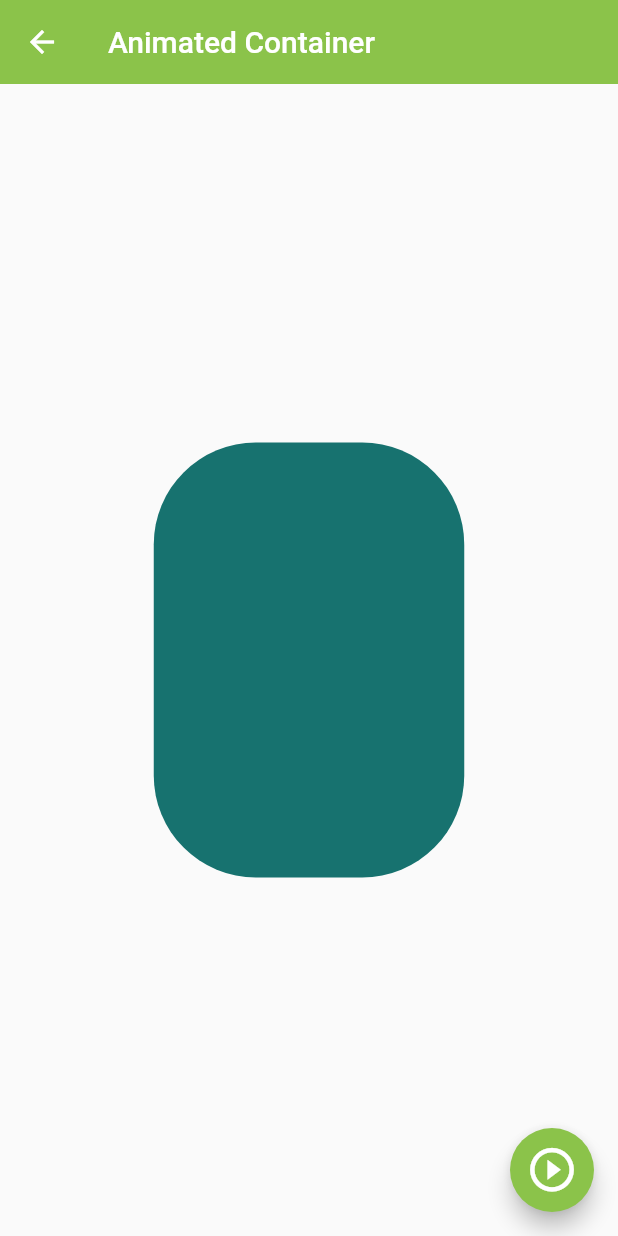
After one commit to Filohz/componentes, a Flutter app: the AnimatedScreen screen opened by its route, after a tap on the "play circle outline" icon, on a phone screen of 412 x 824 dp. The commit adds this screen. Run offline on Flutter 3.47's test engine with Material 2 defaults, Android fonts, the phone set to English and light mode, and no system bars.

Commit message:
add animetd container and update routes

```diff
--- a/lib/router/app_routes.dart
+++ b/lib/router/app_routes.dart
@@ -6,15 +6,17 @@
   static const initialRoute = 'home';
 
   static final menuOptions = <MenuOption>[
-    MenuOption(route: 'home',name: 'Home',icon: Icons.home,screen: const HomeScreen()),
     MenuOption(route: 'listview',name: 'Listview',icon: Icons.list_alt,screen: const Listview2Screen()),
     MenuOption(route: 'alert',name: 'Alert',icon: Icons.warning_amber_rounded,screen: const AlertScreen()),
     MenuOption(route: 'card',name: 'Card',icon: Icons.card_membership,screen: const CardScreen()),
     MenuOption(route: 'avatar',name: 'Avatar',icon: Icons.supervised_user_circle,screen: const AvatarScreen()),
+    MenuOption(route: 'animated',name: 'Animated',icon: Icons.animation_sharp,screen: const AnimatedScreen()),
   ];
 
   static Map<String, Widget Function(BuildContext)> getAppRoutes() {
     Map<String, Widget Function(BuildContext)> appRoutes = {};
+    appRoutes.addAll({'home':(BuildContext context) =>const HomeScreen() });
+
     for (var option in menuOptions) {
       appRoutes.addAll({option.route: (BuildContext context) => option.screen});
     }
--- /dev/null
+++ b/lib/screens/animated_screen.dart
@@ -0,0 +1,59 @@
+import 'dart:math';
+
+import 'package:flutter/material.dart';
+
+class AnimatedScreen extends StatefulWidget {
+  const AnimatedScreen({Key? key}) : super(key: key);
+
+  @override
+  State<AnimatedScreen> createState() => _AnimatedScreenState();
+}
+
+class _AnimatedScreenState extends State<AnimatedScreen> {
+  double _width = 50.0;
+  double _height = 50.0;
+  Color _color = Colors.red;
+  BorderRadiusGeometry _borderRadius = BorderRadius.circular(20);
+
+  void changeShape() {
+    final random = Random();
+    _height = random.nextInt(300).toDouble() + 70;
+    _width = random.nextInt(300).toDouble() + 70;
+    _color = Color.fromRGBO(
+      random.nextInt(255),
+      random.nextInt(255),
+      random.nextInt(255),
+      1,
+    );
+    _borderRadius = BorderRadius.circular(random.nextInt(100).toDouble() + 10);
+    setState(() {});
+  }
+
+  @override
+  Widget build(BuildContext context) {
+    return Scaffold(
+      appBar: AppBar(
+        title: const Text('Animated Container'),
+      ),
+      body: Center(
+        child: AnimatedContainer(
+          duration: const Duration(milliseconds: 400),
+          curve: Curves.easeInCubic,
+          width: _width,
+          height: _height,
+          decoration: BoxDecoration(
+            color: _color,
+            borderRadius: _borderRadius,
+          ),
+        ),
+      ),
+      floatingActionButton: FloatingActionButton(
+        onPressed: changeShape,
+        child: const Icon(
+          Icons.play_circle_outline,
+          size: 35,
+        ),
+      ),
+    );
+  }
+}
--- a/lib/screens/avatar_screen.dart
+++ b/lib/screens/avatar_screen.dart
@@ -7,7 +7,7 @@
   Widget build(BuildContext context) {
     return Scaffold(
       appBar: AppBar(
-        title: const Text('Avatars'),
+        title: const Text('Avatar'),
         actions: [
           Container(
             margin: const EdgeInsets.only(right: 5),
--- a/lib/screens/screens.dart
+++ b/lib/screens/screens.dart
@@ -1,4 +1,5 @@
 export 'package:fl_componentes/screens/alert_screen.dart';
+export 'package:fl_componentes/screens/animated_screen.dart';
 export 'package:fl_componentes/screens/avatar_screen.dart';
 export 'package:fl_componentes/screens/card_screen.dart';
 export 'package:fl_componentes/screens/home_screen.dart';
```
